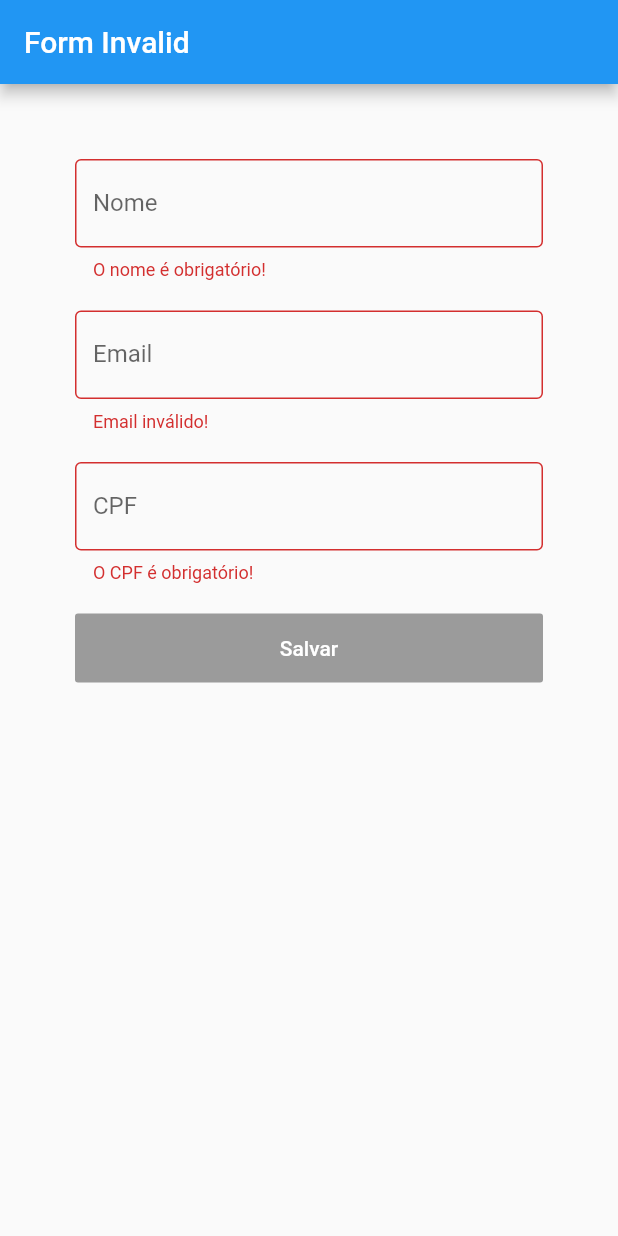
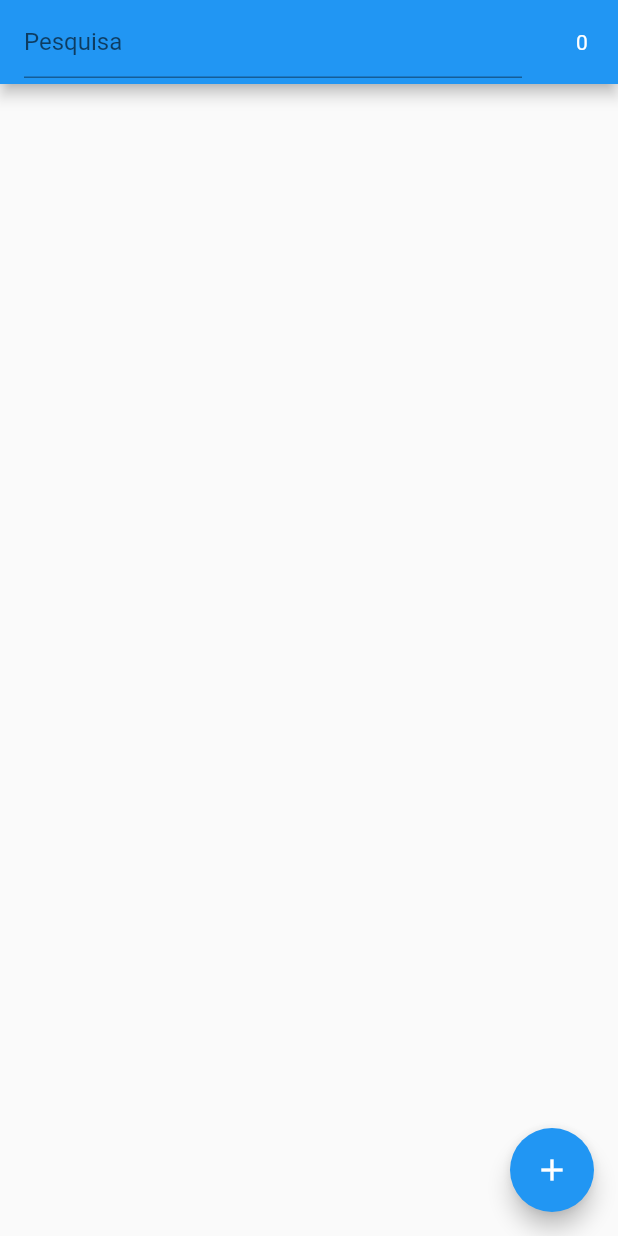
Before and after one commit to gustavovitor/mobx-estudos, a Flutter app: the screen it shows after launch, on a phone screen of 412 x 824 dp. Run offline on Flutter 3.47's test engine with Material 2 defaults, Android fonts, the phone set to English and light mode, and no system bars; our stand-ins replace flutter_mobx, mobx; generated files the repository leaves out were written again.

```diff
--- /dev/null
+++ b/lib/app/pages/home/home_page.dart
@@ -0,0 +1,84 @@
+import 'package:flutter/material.dart';
+import 'package:flutter_mobx/flutter_mobx.dart';
+import 'package:mobx_estudo/app/models/item_model.dart';
+import 'package:mobx_estudo/app/pages/home/components/home_controller.dart';
+import 'package:mobx_estudo/app/pages/home/components/item_widget.dart';
+
+class HomePage extends StatefulWidget {
+  @override
+  _HomePageState createState() => _HomePageState();
+}
+
+class _HomePageState extends State<HomePage> {
+  final controller = HomeController();
+
+  _dialog() {
+    var model = ItemModel();
+
+    showDialog(
+        context: context,
+        builder: (_) {
+          return AlertDialog(
+            title: Text('Adicionar Item'),
+            content: TextField(
+              onChanged: model.setTitle,
+              decoration: InputDecoration(hintText: 'Novo Item'),
+            ),
+            actions: <Widget>[
+              FlatButton(
+                onPressed: () {
+                  controller.addItem(model);
+                  Navigator.of(context).pop();
+                },
+                child: Text('Salvar'),
+              ),
+              FlatButton(
+                onPressed: () {
+                  Navigator.pop(context);
+                },
+                child: Text('Cancelar'),
+              )
+            ],
+          );
+        });
+  }
+
+  @override
+  Widget build(BuildContext context) {
+    return Scaffold(
+      appBar: AppBar(
+          actions: <Widget>[
+            IconButton(
+              onPressed: () {},
+              icon: Observer(
+                builder: (_) => Text('${controller.totalChecked}'),
+              ),
+            )
+          ],
+          title: TextField(
+            decoration: InputDecoration(hintText: 'Pesquisa'),
+          )),
+      body: Observer(
+        builder: (_) {
+          return ListView.builder(
+              itemCount: controller.listItems.length,
+              itemBuilder: (_, index) {
+                var item = controller.listItems[index];
+                return ItemWidget(
+                  item: item,
+                  onRemove: () {
+                    controller.removeItem(item);
+                  },
+                );
+              });
+        },
+      ),
+      floatingActionButton: FloatingActionButton(
+        child: Icon(Icons.add),
+        onPressed: () {
+          _dialog();
+        },
+      ),
+    );
+  }
+}
--- a/lib/body.dart
+++ /dev/null
@@ -1,85 +0,0 @@
-import 'package:flutter/material.dart';
-import 'package:flutter_mobx/flutter_mobx.dart';
-import 'package:get_it/get_it.dart';
-import 'package:mobx_estudo/controller.dart';
-
-class BodyWidget extends StatelessWidget {
-
-  @override
-  Widget build(BuildContext context) {
-    final Controller controller = GetIt.I.get<Controller>();
-
-    return Padding(
-      padding: EdgeInsets.all(50),
-      child: Center(
-        child: ListView(
-          children: <Widget>[
-            Column(
-              mainAxisAlignment: MainAxisAlignment.center,
-              children: <Widget>[
-                Observer(
-                  builder: (_) {
-                    return _textField(
-                        label: "Nome",
-                        onChanged: controller.client.setName,
-                        errorText: controller.validateName
-                    );
-                  },
-                ),
-                SizedBox(height: 20,),
-                Observer(
-                  builder: (_) {
-                    return _textField(
-                        label: "Email",
-                        onChanged: controller.client.setEmail,
-                        errorText: controller.validateEmail
-                    );
-                  },
-                ),
-                SizedBox(height: 20,),
-                Observer(
-                  builder: (_) {
-                    return _textField(
-                        label: "CPF",
-                        onChanged: controller.client.setCpf,
-                        errorText: controller.validateCpf
-                    );
-                  },
-                ),
-                SizedBox(height: 20,),
-                Row(
-                  children: <Widget>[
-                    Expanded(
-                      child: Container(
-                        height: 46,
-                        child: Observer(
-                          builder: (_) => RaisedButton(
-                            color: Colors.blue,
-                            textColor: Colors.white,
-                            onPressed: controller.isValid ? () {} : null,
-                            child: Text("Salvar"),
-                          ),
-                        ),
-                      ),
-                    ),
-                  ],
-                )
-              ],
-            ),
-          ],
-        ),
-      ),
-    );
-  }
-
-  _textField({String label, Function onChanged, String Function() errorText}) {
-    return TextField(
-      onChanged: onChanged,
-      decoration: InputDecoration(
-        border: OutlineInputBorder(),
-        labelText: label,
-        errorText: errorText == null ? null : errorText(),
-      ),
-    );
-  }
-}
--- a/lib/controller.dart
+++ /dev/null
@@ -1,43 +0,0 @@
-import 'package:mobx/mobx.dart';
-
-import 'models/client.dart';
-
-part 'controller.g.dart';
-class Controller = ControllerBase with _$Controller;
-
-abstract class ControllerBase with Store {
-  var client = Client();
-
-  @computed
-  bool get isValid {
-    return validateName() == null &&
-           validateEmail() == null &&
-           validateCpf() == null;
-  }
-
-  String validateName() {
-    if (client.name == null || client.name.isEmpty) {
-      return 'O nome é obrigatório!';
-    }
-
-    return null;
-  }
-
-  String validateEmail() {
-    if (client.email == null || client.email.isEmpty || !client.email.contains('@')) {
-      return 'Email inválido!';
-    }
-
-    return null;
-  }
-
-  String validateCpf() {
-    if (client.cpf == null || client.cpf.isEmpty) {
-      return 'O CPF é obrigatório!';
-    }
-
-    return null;
-  }
-
-  dispose() {}
-}
--- a/lib/main.dart
+++ b/lib/main.dart
@@ -1,18 +1,7 @@
 import 'package:flutter/material.dart';
-import 'package:flutter_mobx/flutter_mobx.dart';
-import 'package:get_it/get_it.dart';
-import 'package:mobx_estudo/body.dart';
+import 'package:mobx_estudo/app/pages/home/home_page.dart';
 
-import 'controller.dart';
-
-void main() {
-  GetIt getIt = GetIt.I;
-
-  getIt.registerSingleton<Controller>(Controller());
-
-
-  runApp(MyApp());
-}
+void main() => runApp(MyApp());
 
 class MyApp extends StatelessWidget {
   @override
@@ -22,24 +11,7 @@ class MyApp extends StatelessWidget {
       theme: ThemeData(
         primarySwatch: Colors.blue,
       ),
-      home: MyHomePage(),
+      home: HomePage(),
     );
   }
 }
-
-class MyHomePage extends StatelessWidget {
-  MyHomePage({Key key}) : super(key: key);
-
-  @override
-  Widget build(BuildContext context) {
-    final controller = GetIt.I.get<Controller>();
-
-    return Scaffold(
-        appBar: AppBar(
-          title: Observer(
-            builder: (_) => Text(controller.isValid ? 'Form Valid' : 'Form Invalid'),
-          ),
-        ),
-        body: BodyWidget());
-  }
-}
--- a/lib/models/client.dart
+++ /dev/null
@@ -1,26 +0,0 @@
-import 'package:mobx/mobx.dart';
-part 'client.g.dart';
-
-class Client = ClientBase with _$Client;
-
-abstract class ClientBase with Store {
-
-  @observable
-  String name;
-
-  @observable
-  String email;
-
-  @observable
-  String cpf;
-
-  @action
-  setName(String text) => name = text;
-
-  @action
-  setEmail(String text) => email = text;
-
-  @action
-  setCpf(String text) => cpf = text;
-
-}
```
Also changed, not shown: lib/app/models/item_model.dart (added, +22 -0 lines), lib/app/pages/home/components/home_controller.dart (added, +21 -0 lines), lib/app/pages/home/components/item_widget.dart (added, +30 -0 lines).
